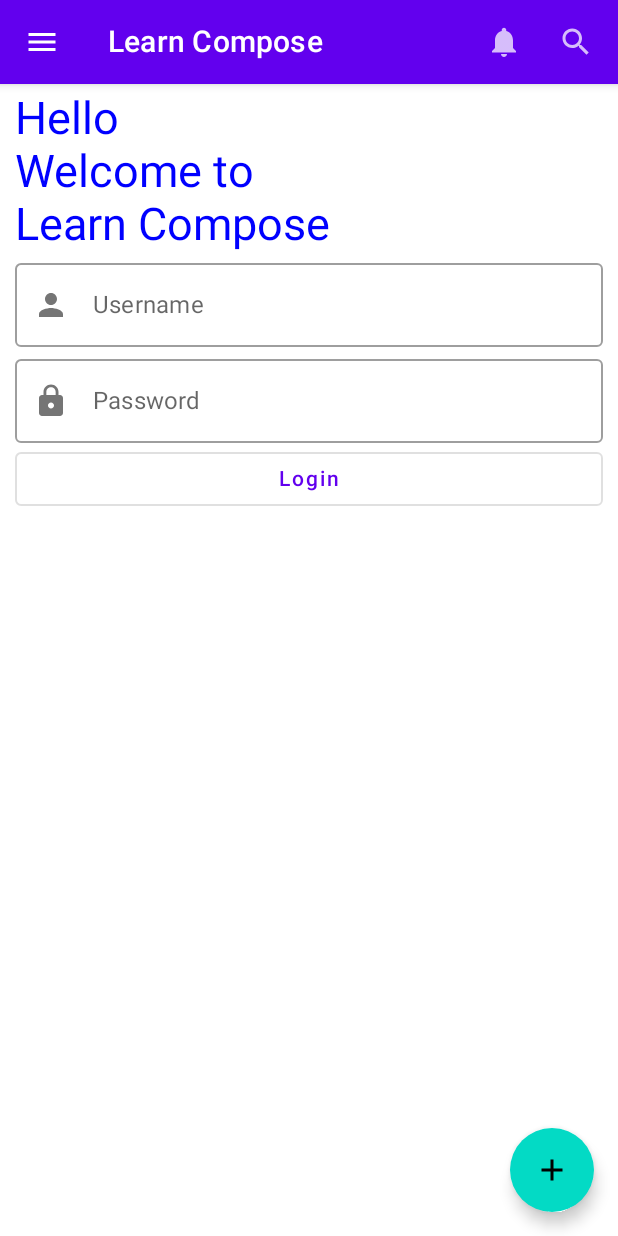
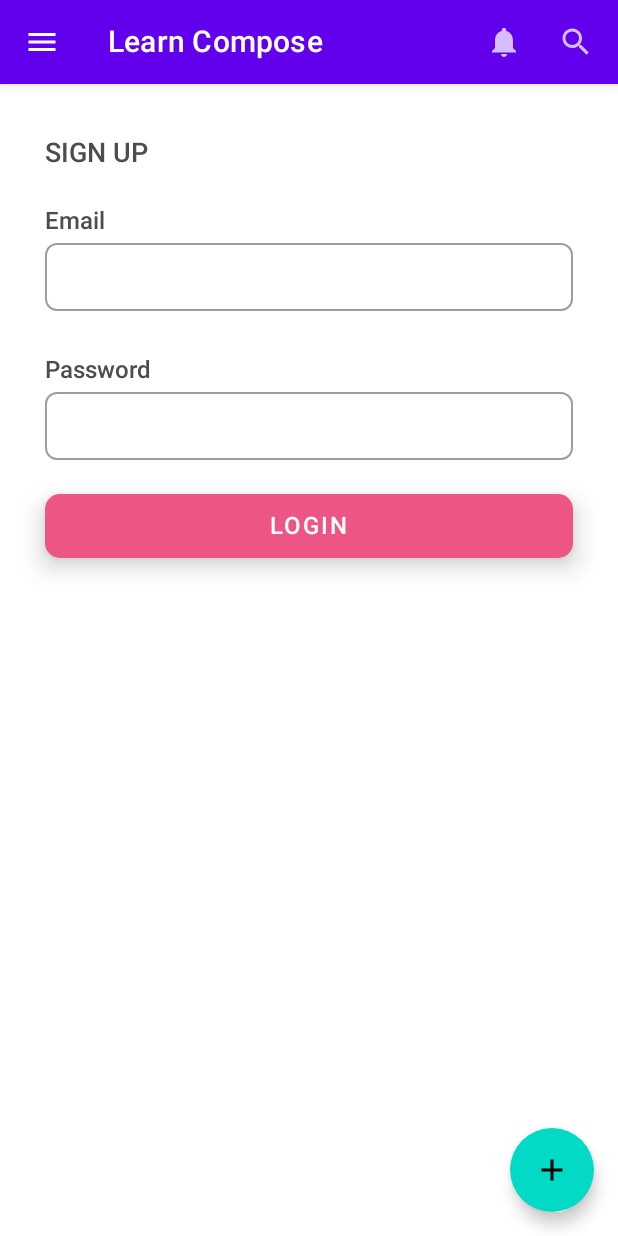
Before and after one commit to Ankit-jailwal/LearningCompose, an Android app built with Jetpack Compose: the screen it shows after launch (MainActivity), on a phone screen of 412 x 824 dp. Run offline under Robolectric (Android 15) with nearby library versions, the phone set to English and light mode, and no system bars.

Commit message:
Created Composable function for textfield and LoginButton

```diff
--- a/app/src/main/java/com/example/learncompose/MainActivity.kt
+++ b/app/src/main/java/com/example/learncompose/MainActivity.kt
@@ -8,17 +8,18 @@ import androidx.compose.foundation.layout.*
 import androidx.compose.material.*
 import androidx.compose.material.icons.Icons
 import androidx.compose.material.icons.filled.*
-import androidx.compose.runtime.Composable
-import androidx.compose.runtime.mutableStateOf
-import androidx.compose.runtime.remember
+import androidx.compose.runtime.*
 import androidx.compose.ui.Modifier
 import androidx.compose.ui.graphics.Color
 import androidx.compose.ui.text.font.FontFamily
+import androidx.compose.ui.text.font.FontWeight
 import androidx.compose.ui.text.input.TransformedText
 import androidx.compose.ui.text.input.VisualTransformation
 import androidx.compose.ui.tooling.preview.Preview
 import androidx.compose.ui.unit.dp
 import androidx.compose.ui.unit.sp
+import com.example.learncompose.components.DefaultTextField
+import com.example.learncompose.components.LoginButton
 import com.example.learncompose.ui.theme.LearnComposeTheme
 
 class MainActivity : ComponentActivity() {
@@ -59,7 +60,7 @@ class MainActivity : ComponentActivity() {
 
                 ) {
                     padding -> Column(modifier = Modifier.padding(padding)) {
-                    LoginUi()
+                    AuthUI()
                 }
                 }
             }
@@ -90,7 +91,7 @@ fun LoginUi() {
     Column(
         modifier = Modifier
             .fillMaxSize()
-            .padding(10.dp,5.dp),
+            .padding(10.dp, 5.dp),
     ) {
 
         Text(
@@ -132,6 +133,43 @@ fun LoginUi() {
     }
 
 }
+
+@Composable
+fun AuthUI() {
+
+    var email = remember {
+        mutableStateOf("")
+    }
+
+    var password = remember {
+        mutableStateOf("")
+    }
+
+    var rememberFlag = remember {
+        mutableStateOf(false)
+    }
+
+    Column(
+        modifier = Modifier.fillMaxSize().padding(30.dp, 35.dp, 30.dp)
+    ) {
+        Text(
+            text = "SIGN UP",
+            modifier = Modifier.padding(bottom = 25.dp),
+            fontSize = 18.sp,
+            fontWeight = FontWeight.SemiBold,
+            color = Color(0Xff4d4d4d)
+            )
+
+        DefaultTextField(fieldName = "Email", email, 30.dp)
+        DefaultTextField(fieldName = "Password", password)
+
+        LoginButton(email = email, password = password)
+    }
+
+}
+
+
+
 @Composable
 fun ShowSwitch() {
     val flag = remember {
--- /dev/null
+++ b/app/src/main/java/com/example/learncompose/components/DefaultInputField.kt
@@ -0,0 +1,44 @@
+package com.example.learncompose.components
+
+import androidx.compose.foundation.layout.Column
+import androidx.compose.foundation.layout.fillMaxWidth
+import androidx.compose.foundation.layout.height
+import androidx.compose.foundation.layout.padding
+import androidx.compose.foundation.shape.RoundedCornerShape
+import androidx.compose.material.OutlinedTextField
+import androidx.compose.material.Text
+import androidx.compose.material.TextFieldDefaults
+import androidx.compose.runtime.Composable
+import androidx.compose.runtime.MutableState
+import androidx.compose.ui.Modifier
+import androidx.compose.ui.graphics.Color
+import androidx.compose.ui.text.font.FontWeight
+import androidx.compose.ui.unit.Dp
+import androidx.compose.ui.unit.dp
+
+@Composable
+fun DefaultTextField(fieldName: String, input: MutableState<String>, bottomPadding : Dp = 0.dp) {
+
+    Column(
+
+    ) {
+        Text(
+            text = fieldName,
+            color = Color(0Xff4d4d4d),
+            fontWeight = FontWeight.Medium,
+            modifier = Modifier.padding(bottom = 5.dp)
+            )
+
+        OutlinedTextField(
+            value = input.value,
+            onValueChange = {
+                input.value = it
+            },
+            modifier = Modifier
+                .fillMaxWidth()
+                .padding(bottom = bottomPadding)
+                .height(45.dp),
+            shape = RoundedCornerShape(8.dp)
+        )
+    }
+}
--- /dev/null
+++ b/app/src/main/java/com/example/learncompose/components/LoginButton.kt
@@ -0,0 +1,41 @@
+package com.example.learncompose.components
+
+import android.util.Log
+import androidx.compose.foundation.BorderStroke
+import androidx.compose.foundation.layout.fillMaxWidth
+import androidx.compose.foundation.layout.padding
+import androidx.compose.foundation.shape.RoundedCornerShape
+import androidx.compose.material.*
+import androidx.compose.runtime.Composable
+import androidx.compose.runtime.MutableState
+import androidx.compose.ui.Modifier
+import androidx.compose.ui.graphics.Brush
+import androidx.compose.ui.graphics.Color
+import androidx.compose.ui.unit.dp
+import androidx.compose.ui.unit.sp
+
+@Composable
+fun LoginButton(email: MutableState<String>, password: MutableState<String>) {
+
+    OutlinedButton(
+        onClick = {
+        Log.d("values","username: ${email.value} and password: ${password.value}") },
+
+        modifier = Modifier.fillMaxWidth().padding(vertical = 20.dp),
+
+        border = BorderStroke(0.dp, Color.Unspecified),
+
+        colors = ButtonDefaults.buttonColors(backgroundColor = Color(0XFFed5684)),
+
+        elevation = ButtonDefaults.elevation(defaultElevation = 10.dp),
+
+        shape = RoundedCornerShape(10.dp)
+
+    ) {
+        Text("LOGIN",
+            color = Color.White,
+            modifier = Modifier.padding(4.dp),
+            fontSize = 16.sp
+            )
+    }
+}
```
